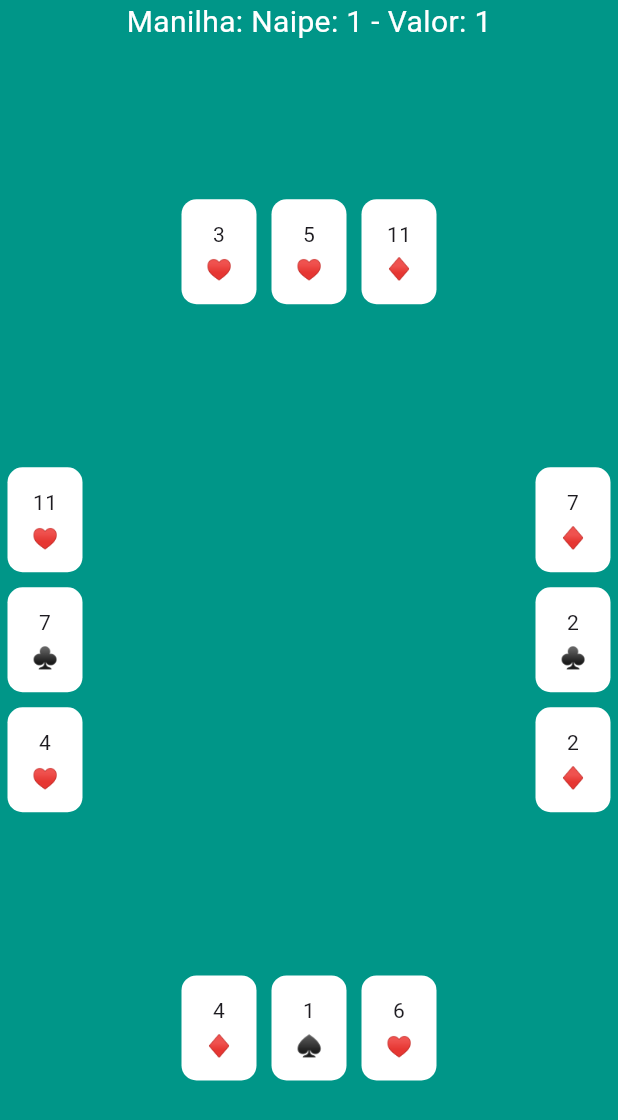
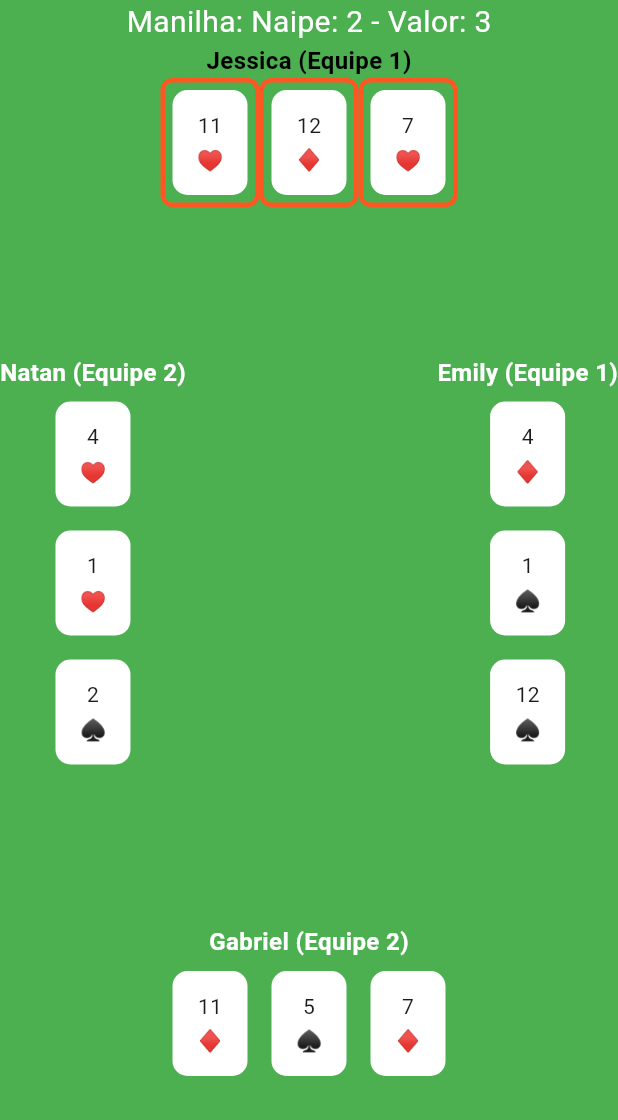
Before and after one commit to AllanBoda/Truco-Papudo, a Flutter app: the screen it shows after launch, on a phone screen of 412 x 824 dp. Shown: the top 1120 px of the screen. Run offline on Flutter 3.47's test engine with Material 3 defaults, Android fonts, the phone set to English and light mode, and no system bars.

Commit message:
Mudando as cores

```diff
--- a/truco_full/lib/BoardPage.dart
+++ b/truco_full/lib/BoardPage.dart
@@ -17,6 +17,7 @@
 class _BoardPageState extends State<BoardPage> {
   final Game game = Game(); // Instância da classe Game para gerenciar a lógica do jogo
   int jogadoresQueJogaram = 0; // Variável de controle para acompanhar quantos jogadores jogaram suas cartas
+  bool cartaTocada = false; // Flag para monitorar se a carta foi tocada
 
   @override
   void initState() {
@@ -27,17 +28,16 @@
   // Função para jogar uma carta ao tocar em uma carta na mão do jogador
   void _jogarCarta(int index, Jogador jogador) {
     setState(() {
-      if (jogadoresQueJogaram < 4 && jogador == game.jogadorAtual) { // Verifica se ainda não foram jogadas as cartas de todos os jogadores e se é a vez do jogador
+      if (cartaTocada && jogadoresQueJogaram <= 4 && jogador == game.jogadorAtual) { // Verifica se a carta foi tocada, se ainda não foram jogadas as cartas de todos os jogadores e se é a vez do jogador
         game.escolherCartaDaJogada(index, jogador); // Chama o método escolherCartaDaJogada da classe Game passando o índice clicado
         jogadoresQueJogaram++; // Incrementa o contador de jogadores que jogaram suas cartas
+        cartaTocada = false; // Reinicia a flag de toque na carta
 
         // Define o próximo jogador
         game.jogadorAtual = game.proximoJogador();
 
         // Verifica se todos os jogadores já jogaram
         if (jogadoresQueJogaram == 4) {
-          // Adiciona as cartas à lista de cartas na mesa
-          game.CartasNaMesa();
           // Chama o método para definir o ganhador da rodada
           game.definirGanhadorRodada(
             game.retornarListaDeForca(),
@@ -77,7 +77,7 @@
   @override
   Widget build(BuildContext context) {
     return Scaffold(
-      backgroundColor: Colors.teal,
+      backgroundColor: Colors.green,
       body: SafeArea(
         child: Column(
           mainAxisAlignment: MainAxisAlignment.spaceBetween,
@@ -87,15 +87,22 @@
               'Manilha: ${game.manilha}', // Supondo que você tenha uma representação de string adequada para a carta de manilha
               style: TextStyle(fontSize: 20, color: Colors.white),
             ),
+            Expanded(
+              child: Column(
+                mainAxisAlignment: MainAxisAlignment.spaceBetween,
+                children: [
                   // Mão do jogador 1
                   PlayerHand(
                     hand: converterCartasParaString(
                         game.baralho.listaJogador[0].maoJogador),
                     showHand: true,
                     onTapCard: (index) {
+                      cartaTocada = true; // Define a flag de toque na carta
                       _jogarCarta(index, game.baralho.listaJogador[0]);
                     },
                     isCurrentPlayer: game.baralho.listaJogador[0] == game.jogadorAtual, // Adiciona o indicador
+                    playerName: game.baralho.listaJogador[0].nome,
+                    playerTeam: game.baralho.listaJogador[0].equipe,
                   ),
                   // Mão do jogador 2
                   Row(
@@ -107,9 +114,12 @@
                         vertical: true,
                         showHand: true,
                         onTapCard: (index) {
+                          cartaTocada = true; // Define a flag de toque na carta
                           _jogarCarta(index, game.baralho.listaJogador[1]);
                         },
                         isCurrentPlayer: game.baralho.listaJogador[1] == game.jogadorAtual, // Adiciona o indicador
+                        playerName: game.baralho.listaJogador[1].nome,
+                        playerTeam: game.baralho.listaJogador[1].equipe,
                       ),
                       const Spacer(flex: 5),
                       // Mão do jogador 3
@@ -119,9 +129,12 @@
                         vertical: true,
                         showHand: true,
                         onTapCard: (index) {
+                          cartaTocada = true; // Define a flag de toque na carta
                           _jogarCarta(index, game.baralho.listaJogador[2]);
                         },
                         isCurrentPlayer: game.baralho.listaJogador[2] == game.jogadorAtual, // Adiciona o indicador
+                        playerName: game.baralho.listaJogador[2].nome,
+                        playerTeam: game.baralho.listaJogador[2].equipe,
                       ),
                     ],
                   ),
@@ -131,13 +144,16 @@
                         game.baralho.listaJogador[3].maoJogador),
                     showHand: true,
                     onTapCard: (index) {
+                      cartaTocada = true; // Define a flag de toque na carta
                       _jogarCarta(index, game.baralho.listaJogador[3]);
                     },
                     isCurrentPlayer: game.baralho.listaJogador[3] == game.jogadorAtual, // Adiciona o indicador
+                    playerName: game.baralho.listaJogador[3].nome,
+                    playerTeam: game.baralho.listaJogador[3].equipe,
                   ),
                   // Exibe as cartas na mesa
-            Row(
-              mainAxisAlignment: MainAxisAlignment.center,
+                  Wrap(
+                    alignment: WrapAlignment.center,
                     children: converterCartasNaMesaParaString(game.baralho.cartasNaMesa).map((cardModel) {
                       return TrucoCard(
                         cardModel: cardModel,
@@ -148,6 +164,9 @@
                 ],
               ),
             ),
+          ],
+        ),
+      ),
     );
   }
 }
--- a/truco_full/lib/Class/Baralho.dart
+++ b/truco_full/lib/Class/Baralho.dart
@@ -28,12 +28,12 @@
 }
 
   void Baralhos() {
-    for (int naipe = 1; naipe <= 4; naipe++) {
+    for (int naipe = 1; naipe < 4; naipe++) {
       for (int valor = 1; valor <= 7; valor++) {
         cartasNoBaralho.add(Cartas(naipe, valor));
       }
     }
-    for (int naipe = 1; naipe <= 4; naipe++) {
+    for (int naipe = 1; naipe < 4; naipe++) {
       for (int valor = 11; valor <= 12; valor++)
         cartasNoBaralho.add(Cartas(naipe, valor));
     }
--- a/truco_full/lib/PlayerHand.dart
+++ b/truco_full/lib/PlayerHand.dart
@@ -7,7 +7,9 @@
   final bool showHand;
   final bool vertical;
   final Function(int) onTapCard;
-  final bool isCurrentPlayer; // Novo parâmetro
+  final bool isCurrentPlayer;
+  final String playerName;
+  final int playerTeam;
 
   const PlayerHand({
     Key? key,
@@ -15,7 +17,9 @@
     this.showHand = false,
     this.vertical = false,
     required this.onTapCard,
-    this.isCurrentPlayer = false, // Inicializa como falso
+    this.isCurrentPlayer = false,
+    required this.playerName,
+    required this.playerTeam,
   }) : super(key: key);
 
   @override
@@ -23,31 +27,28 @@
 }
 
 class _PlayerHandState extends State<PlayerHand> {
-  late List<bool> _tappedIndices; // Lista para rastrear se a carta foi tocada ou não
+  late List<bool> _tappedIndices;
 
   @override
   void initState() {
     super.initState();
-    _tappedIndices = List.generate(widget.hand.length, (index) => false); // Inicializa a lista com false para cada carta
+    _tappedIndices = List.generate(widget.hand.length, (index) => false);
   }
 
   @override
   Widget build(BuildContext context) {
-    return Container(
-      decoration: BoxDecoration(
-        border: widget.isCurrentPlayer
-            ? Border.all(color: Colors.yellow, width: 5)
-            : null, // Adiciona contorno se for o jogador atual
-        boxShadow: widget.isCurrentPlayer
-            ? [
-                BoxShadow(
-                  color: Colors.yellow.withOpacity(0.8),
-                  spreadRadius: 5,
-                  blurRadius: 20,
+    return Column(
+      children: [
+        // Exibe o nome e a equipe do jogador
+        Text(
+          '${widget.playerName} (Equipe ${widget.playerTeam})',
+          style: TextStyle(
+            fontSize: 16,
+            fontWeight: FontWeight.bold,
+            color: widget.isCurrentPlayer ? Colors.black : Colors.white,
           ),
-              ]
-            : [], // Adiciona sombra para efeito de glow
         ),
+        Container(
           child: widget.vertical
               ? Column(
                   mainAxisAlignment: MainAxisAlignment.center,
@@ -57,6 +58,8 @@
                   mainAxisAlignment: MainAxisAlignment.center,
                   children: _buildCards(),
                 ),
+        ),
+      ],
     );
   }
 
@@ -67,8 +70,8 @@
       return GestureDetector(
         onTap: () {
           setState(() {
-            _tappedIndices = List.generate(widget.hand.length, (index) => false); // Reseta todos os índices tocados
-            _tappedIndices[index] = true; // Define o índice da carta tocada como verdadeiro
+            _tappedIndices = List.generate(widget.hand.length, (index) => false);
+            _tappedIndices[index] = true;
           });
           widget.onTapCard(index);
         },
@@ -81,8 +84,14 @@
     return AnimatedContainer(
       duration: Duration(milliseconds: 300),
       margin: _tappedIndices[index]
-          ? EdgeInsets.symmetric(vertical: 0, horizontal: 2)
+          ? EdgeInsets.only(left: 5.0)
           : EdgeInsets.symmetric(vertical: 0, horizontal: 0),
+      decoration: BoxDecoration(
+        border: widget.isCurrentPlayer
+            ? Border.all(color: Colors.deepOrange, width: 3.0)
+            : Border.all(color: Colors.transparent, width: 3.0),
+        borderRadius: BorderRadius.circular(8.0),
+      ),
       child: TrucoCard(cardModel: card, showFace: widget.showHand),
     );
   }
```
Also changed, not shown: truco_full/lib/Class/Game.dart (+31 -21 lines). Lines whose indentation alone changed are shown as unchanged.
